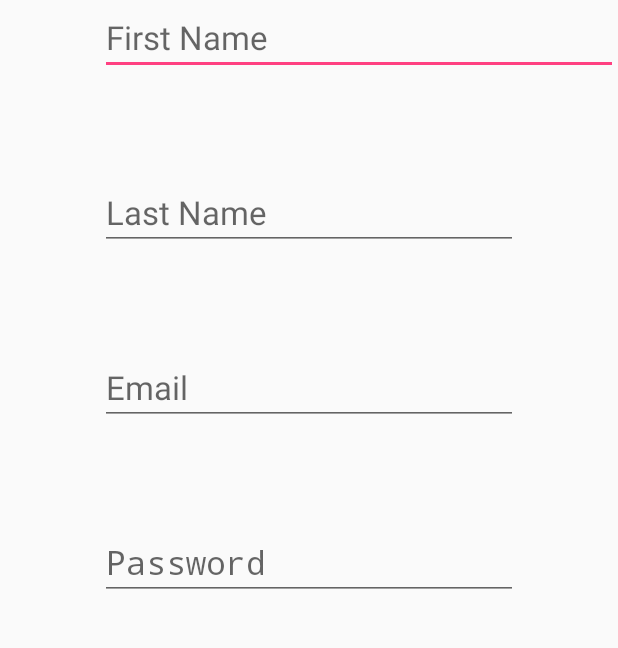
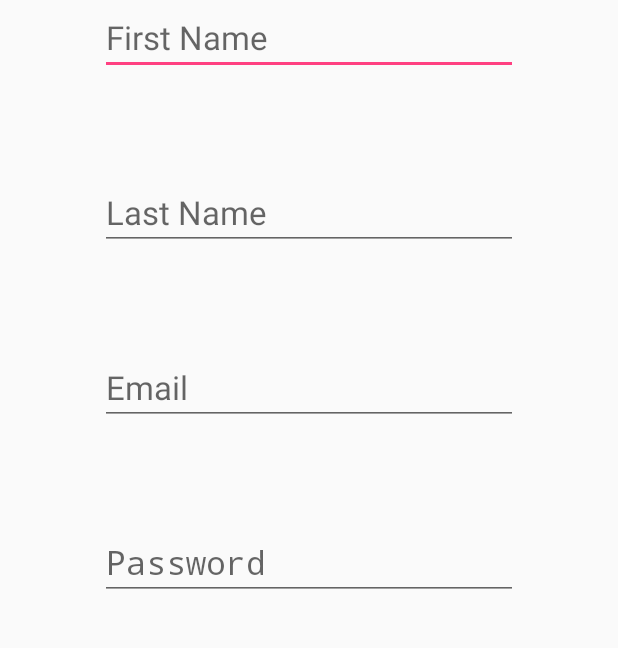
Before and after one commit to stefan096/android-pokeGo, an Android app: the RegisterActivity screen opened directly, with no data from a screen before it, on a phone screen of 412 x 824 dp, the part 370-1018 px from its top. Run offline under Robolectric (Android 15) with nearby library versions, the phone set to English and light mode, and no system bars.

```diff
--- a/android/Reviewer/app/src/main/res/layout/register.xml
+++ b/android/Reviewer/app/src/main/res/layout/register.xml
@@ -34,6 +34,7 @@
             android:layout_alignParentStart="true"
             android:layout_marginLeft="100px"
             android:layout_marginBottom="100px"
+            android:layout_marginRight="100px"
             />
 
         <EditText
```
